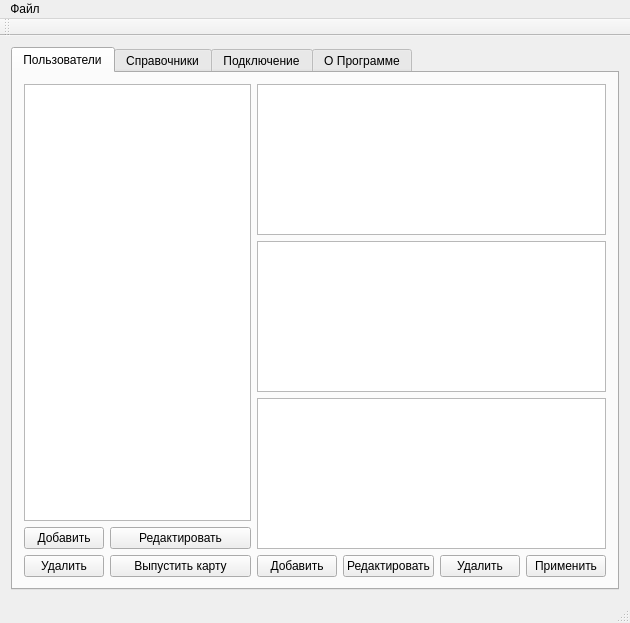
The window that dataBaseFirebird/mainwindow.ui (Evgeniykull/DataBase) describes before a commit, drawn with Qt 5.
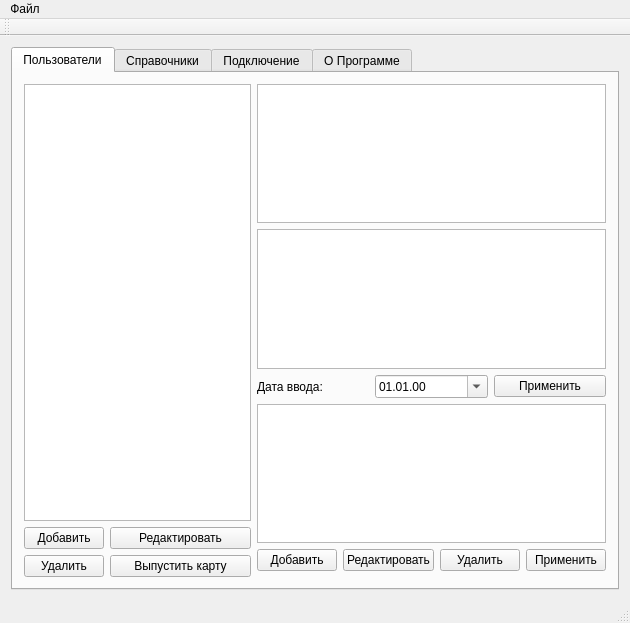
The same window after the commit. The open tabs and pages were chosen to show the change.

Commit message: Delete refsLim, add dateEditer to user panel

```diff
--- a/dataBaseFirebird/mainwindow.ui
+++ b/dataBaseFirebird/mainwindow.ui
@@ -18,7 +18,7 @@
     <item row="0" column="0">
      <widget class="QTabWidget" name="tabWidget">
       <property name="currentIndex">
-       <number>3</number>
+       <number>0</number>
       </property>
       <property name="tabsClosable">
        <bool>false</bool>
@@ -34,7 +34,7 @@
         <string>Пользователи</string>
        </attribute>
        <layout class="QGridLayout" name="gridLayout_3">
-        <item row="0" column="0">
+        <item row="0" column="0" rowspan="3">
          <layout class="QVBoxLayout" name="verticalLayout_3">
           <item>
            <widget class="QListView" name="listViewUsers">
@@ -95,10 +95,40 @@
           <item>
            <widget class="QTableView" name="tableLimits"/>
           </item>
+          <item>
+           <layout class="QHBoxLayout" name="horizontalLayout_3">
+            <item>
+             <widget class="QLabel" name="label_3">
+              <property name="text">
+               <string>Дата ввода:</string>
+              </property>
+             </widget>
+            </item>
+            <item>
+             <widget class="QDateEdit" name="dateEdit">
+              <property name="displayFormat">
+               <string>dd.MM.yy</string>
+              </property>
+              <property name="calendarPopup">
+               <bool>true</bool>
+              </property>
+             </widget>
+            </item>
+            <item>
+             <widget class="QPushButton" name="pbDateEdit">
+              <property name="text">
+               <string>Применить</string>
+              </property>
+             </widget>
+            </item>
+           </layout>
+          </item>
           <item>
            <widget class="QTableView" name="tableNewLimits"/>
           </item>
-          <item>
+         </layout>
+        </item>
+        <item row="1" column="1">
            <layout class="QHBoxLayout" name="horizontalLayout_2">
             <item>
              <widget class="QPushButton" name="pbAddLimits">
@@ -127,8 +157,6 @@
                <string>Применить</string>
               </property>
              </widget>
-            </item>
-           </layout>
           </item>
          </layout>
         </item>
```
Lines whose indentation alone changed are shown as unchanged. The commit also changes 14 other files.
